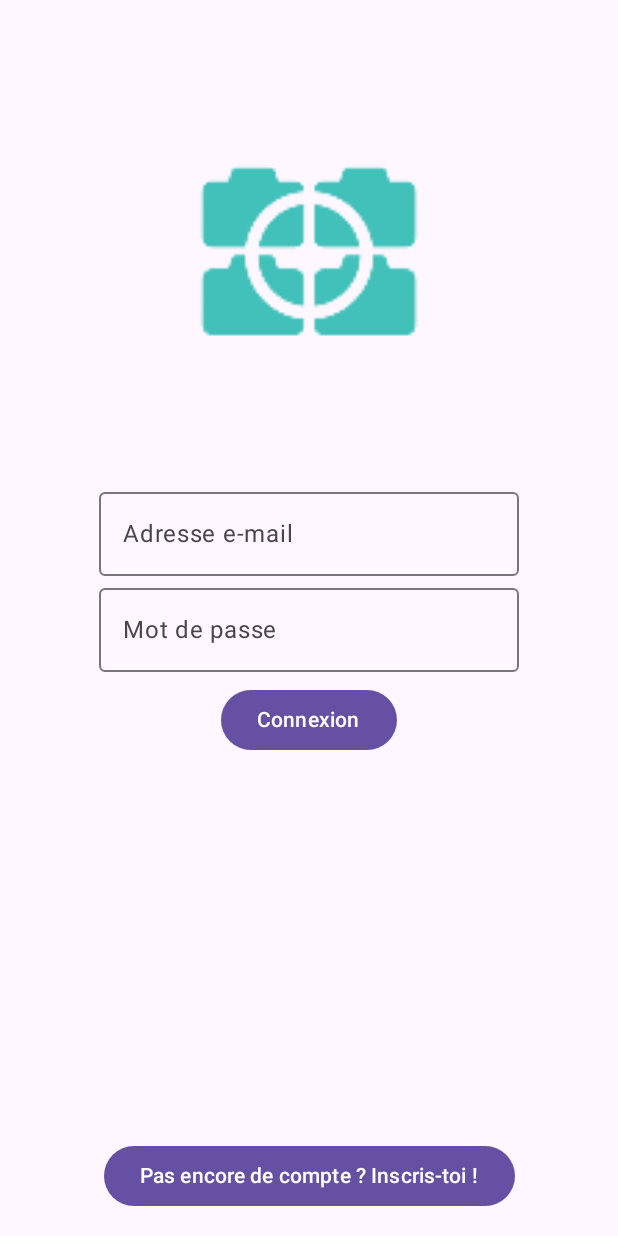
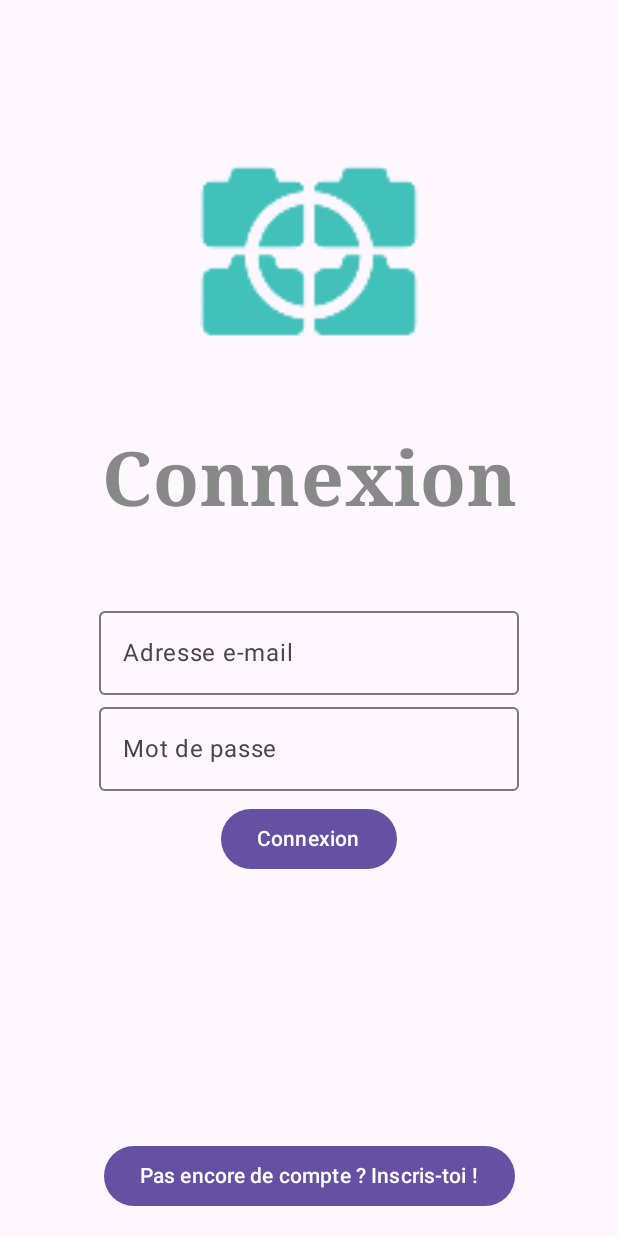
Before and after one commit to LucasLaho/PicLyt, an Android app built with Jetpack Compose: the screen it shows after launch (MainActivity), on a phone screen of 412 x 824 dp. Run offline under Robolectric (Android 15) with nearby library versions, the phone set to English and light mode, and no system bars; our stand-ins replace Firebase (no records; nobody signed in at launch, a user with empty details on screens opened directly).

Commit message:
Task : Started refactorisation of project. Not finished

```diff
--- a/app/src/main/java/com/example/piclyt/pages/registration_connection/ConnectionScreen.kt
+++ b/app/src/main/java/com/example/piclyt/pages/registration_connection/ConnectionScreen.kt
@@ -25,6 +25,7 @@ import androidx.navigation.compose.rememberNavController
 import com.example.piclyt.R
 import com.example.piclyt.fireBaseUtils.Connection
 import com.example.piclyt.ui.theme.PicLytTheme
+import com.example.piclyt.utils.ConnectionHeaderText
 import com.example.piclyt.utils.CreateLogo
 import com.example.piclyt.utils.CreateTextField
 import com.google.firebase.auth.FirebaseAuth
@@ -44,6 +45,7 @@ fun ConnectionScreen(navController: NavController, context: Context, auth: Fireb
             verticalArrangement = Arrangement.Center,
             modifier = Modifier.padding(16.dp)
         ) {
+            ConnectionHeaderText()
             var emailText by rememberSaveable { mutableStateOf("") }
             var passwordText by rememberSaveable { mutableStateOf("") }
             CreateTextField(
--- a/app/src/main/java/com/example/piclyt/pages/registration_connection/RegistrationScreen.kt
+++ b/app/src/main/java/com/example/piclyt/pages/registration_connection/RegistrationScreen.kt
@@ -24,6 +24,7 @@ import androidx.navigation.NavController
 import androidx.navigation.compose.rememberNavController
 import com.example.piclyt.R
 import com.example.piclyt.fireBaseUtils.Registration
+import com.example.piclyt.fireBaseUtils.RegistrationHeaderText
 import com.example.piclyt.ui.theme.PicLytTheme
 import com.example.piclyt.utils.CreateLogo
 import com.example.piclyt.utils.CreateTextField
@@ -44,6 +45,7 @@ fun RegistrationScreen(navController: NavController, context: Context, auth: Fir
             verticalArrangement = Arrangement.Center,
             modifier = Modifier.padding(16.dp)
         ) {
+            RegistrationHeaderText()
             var emailText by rememberSaveable { mutableStateOf("") }
             var passwordText by rememberSaveable { mutableStateOf("") }
             CreateTextField(
--- /dev/null
+++ b/app/src/main/java/com/example/piclyt/utils/ConnectionUtils.kt
@@ -0,0 +1,28 @@
+package com.example.piclyt.utils
+
+import androidx.compose.foundation.layout.fillMaxWidth
+import androidx.compose.foundation.layout.padding
+import androidx.compose.material3.Text
+import androidx.compose.runtime.Composable
+import androidx.compose.ui.Modifier
+import androidx.compose.ui.graphics.Color
+import androidx.compose.ui.text.font.FontFamily
+import androidx.compose.ui.text.font.FontWeight
+import androidx.compose.ui.text.style.TextAlign
+import androidx.compose.ui.unit.dp
+import androidx.compose.ui.unit.sp
+
+@Composable
+fun ConnectionHeaderText(){
+    Text (
+        text = "Connexion",
+        textAlign = TextAlign.Center,
+        modifier = Modifier
+            .fillMaxWidth()
+            .padding(top = 50.dp, bottom = 50.dp),
+        fontWeight = FontWeight.ExtraBold,
+        fontSize = 50.sp,
+        fontFamily = FontFamily.Serif,
+        color = Color.Gray
+    )
+}
```
Also changed, not shown: app/src/main/java/com/example/piclyt/fireBaseUtils/Connection.kt (+11 -0 lines), app/src/main/java/com/example/piclyt/fireBaseUtils/Deconnection.kt (+11 -0 lines), app/src/main/java/com/example/piclyt/utils/Registration.kt (added, +29 -0 lines), app/src/main/java/com/example/piclyt/utils/RegistrationUtils.kt (added, +29 -0 lines).
